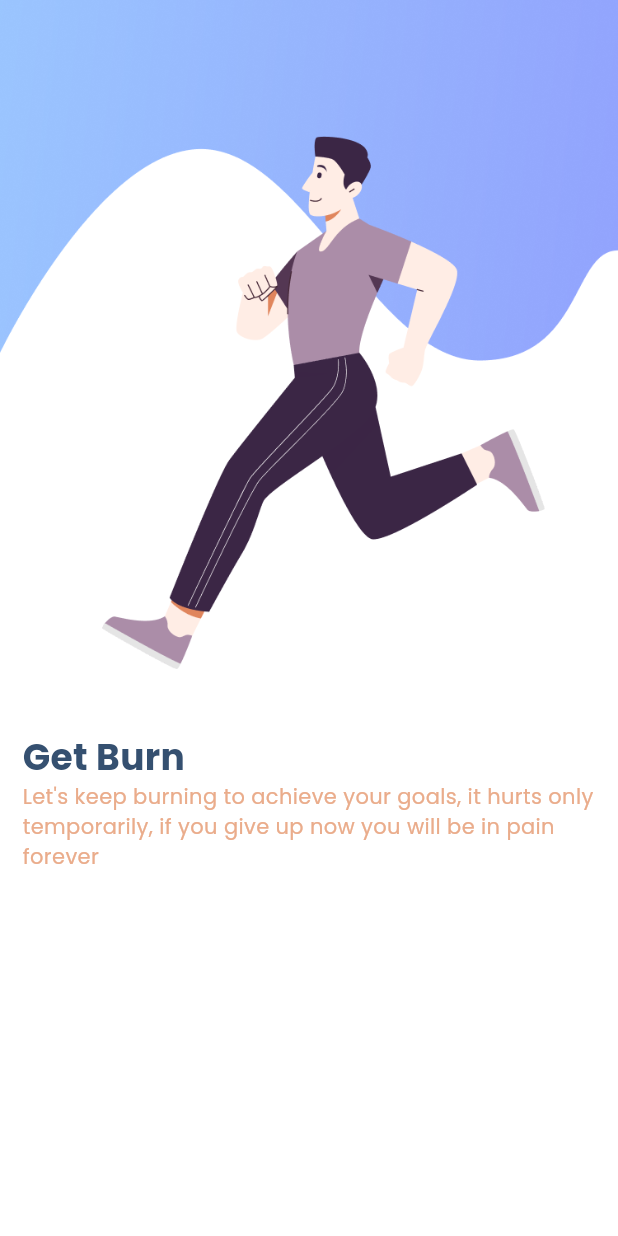
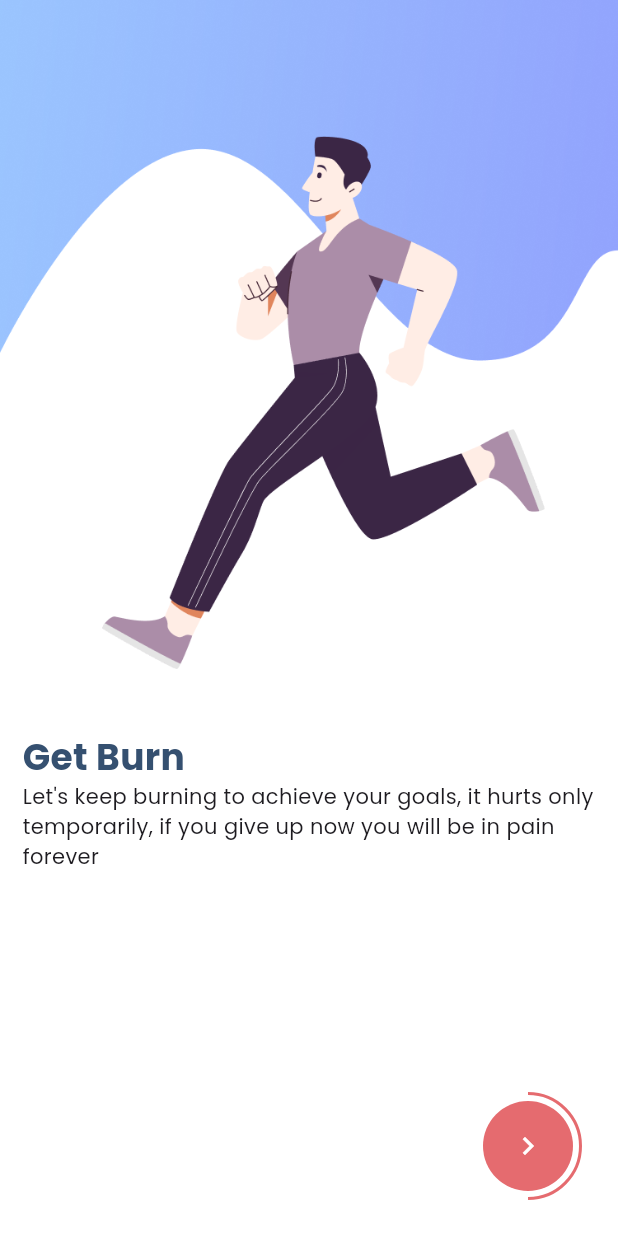
Before and after one commit to hicranfiliz/fitness, a Flutter app: the screen it shows after launch, swiped to page 2, on a phone screen of 412 x 824 dp. Run offline on Flutter 3.47's test engine with Material 2 defaults, Android fonts, the phone set to English and light mode, and no system bars; statements that could not run were skipped.

Commit message:
added circular progress indicator

```diff
--- a/lib/common_widget/on_boarding_page.dart
+++ b/lib/common_widget/on_boarding_page.dart
@@ -38,7 +38,7 @@ class OnBoardingPage extends StatelessWidget {
             child: Text(
               pObj["subtitle"].toString(),
               style: TextStyle(
-                color: TColor.light,
+                color: TColor.gray,
                 fontSize: 14,
               ),
             ),
--- a/lib/view/on_boarding/on_boarding_view.dart
+++ b/lib/view/on_boarding/on_boarding_view.dart
@@ -10,7 +10,18 @@ class onBoardingView extends StatefulWidget {
 }
 
 class _onBoardingViewState extends State<onBoardingView> {
+  int selectedPage = 0;
   PageController controller = PageController();
+
+  @override
+  void initState() {
+    super.initState();
+    controller.addListener(() {
+      selectedPage = controller.page?.round() ?? 0;
+
+      setState(() {});
+    });
+  }
 
   List pageArr = [
     {
@@ -46,6 +57,7 @@ class _onBoardingViewState extends State<onBoardingView> {
     return Scaffold(
       backgroundColor: TColor.white,
       body: Stack(
+        alignment: Alignment.bottomRight,
         children: [
           PageView.builder(
               controller: controller,
@@ -54,7 +66,51 @@ class _onBoardingViewState extends State<onBoardingView> {
                 var pObj = pageArr[index] as Map? ?? {};
 
                 return OnBoardingPage(pObj: pObj);
-              })
+              }),
+          SizedBox(
+            width: 120,
+            height: 120,
+            child: Stack(
+              alignment: Alignment.center,
+              children: [
+                SizedBox(
+                  width: 70,
+                  height: 70,
+                  child: CircularProgressIndicator(
+                    color: TColor.primaryColor1,
+                    value: (selectedPage + 1) / 4,
+                    strokeWidth: 2,
+                  ),
+                ),
+                Container(
+                  margin:
+                      const EdgeInsets.symmetric(horizontal: 30, vertical: 30),
+                  width: 60,
+                  height: 60,
+                  decoration: BoxDecoration(
+                      color: TColor.primaryColor1,
+                      borderRadius: BorderRadius.circular(35)),
+                  child: IconButton(
+                    icon: Icon(
+                      Icons.navigate_next,
+                      color: TColor.white,
+                    ),
+                    onPressed: () {
+                      if (selectedPage < 3) {
+                        selectedPage = selectedPage + 1;
+                        controller.jumpToPage(selectedPage);
+
+                        setState(() {});
+                      } else {
+                        // Open Welcome Screen
+                        print("Open Welcome Screen");
+                      }
+                    },
+                  ),
+                ),
+              ],
+            ),
+          )
         ],
       ),
     );
```
